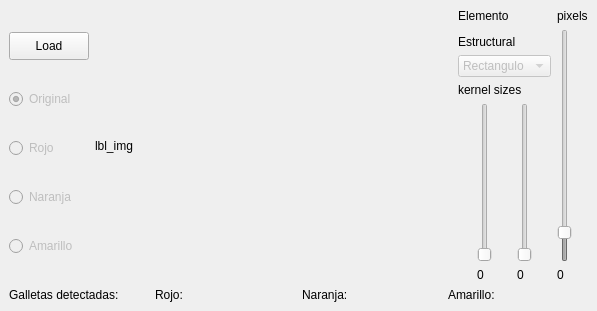
This is Actividad4/Actividad4_qt/mainwindow.ui in nlandau91/Procesamiento-de-Imagenes as Qt 5 draws it before an edit. The edited form follows.
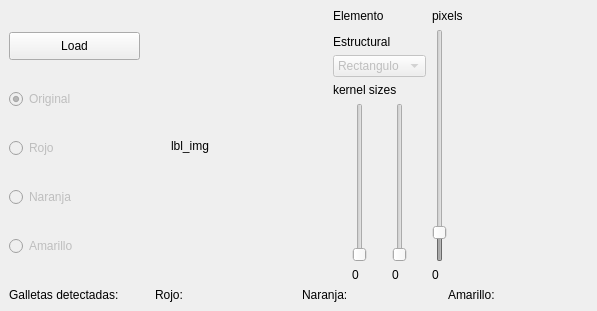
This is the edited form.

```diff
--- a/Actividad4/Actividad4_qt/mainwindow.ui
+++ b/Actividad4/Actividad4_qt/mainwindow.ui
@@ -19,9 +19,6 @@
      <layout class="QHBoxLayout" name="horizontalLayout">
       <item>
        <layout class="QVBoxLayout" name="verticalLayout">
-        <property name="sizeConstraint">
-         <enum>QLayout::SetDefaultConstraint</enum>
-        </property>
         <item>
          <widget class="QPushButton" name="btn_load">
           <property name="sizePolicy">
@@ -106,12 +103,6 @@
       </item>
       <item>
        <widget class="QLabel" name="lbl_img">
-        <property name="sizePolicy">
-         <sizepolicy hsizetype="Preferred" vsizetype="Preferred">
-          <horstretch>1</horstretch>
-          <verstretch>0</verstretch>
-         </sizepolicy>
-        </property>
         <property name="text">
          <string>lbl_img</string>
         </property>
```
